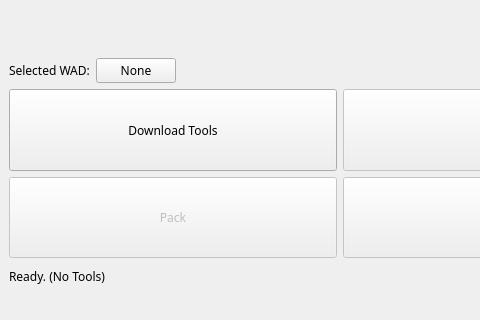
This is qt/ui/MainMenu.ui in NinjaCheetah/Wii-Menu-Patcher as Qt 5 draws it before an edit; both pictures show x 0 to 480 and y 180 to 500 of the 680 by 500 pixel window. The edited form follows.
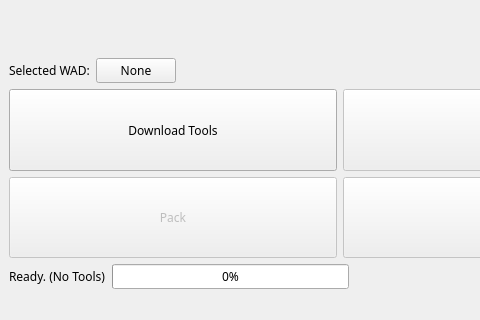
This is the edited form. Icons and pictures are not drawn.

Commit message: Rework downloads to not block UI, added progress bar

The edit to the form file:
```diff
--- a/qt/ui/MainMenu.ui
+++ b/qt/ui/MainMenu.ui
@@ -206,6 +206,16 @@
           </property>
          </widget>
         </item>
+        <item>
+         <widget class="QProgressBar" name="progressBar">
+          <property name="value">
+           <number>0</number>
+          </property>
+          <property name="textVisible">
+           <bool>true</bool>
+          </property>
+         </widget>
+        </item>
         <item>
          <spacer name="horizontalSpacer_2">
           <property name="orientation">
```
The commit also changes 3 other files.
